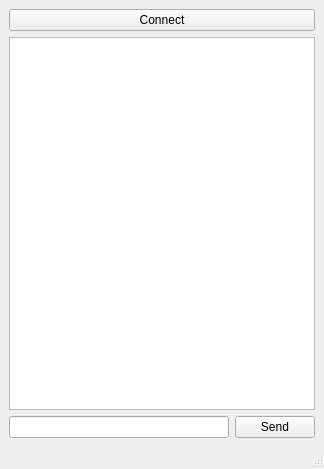
This is client.ui in renkeles/QtC_lesson12_client as Qt 5 draws it before an edit. The edited form follows.
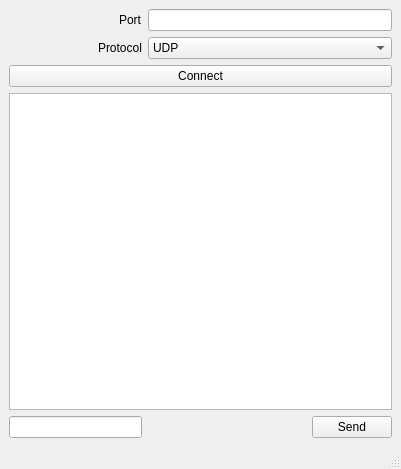
This is the edited form.

Patch:
```diff
--- a/client.ui
+++ b/client.ui
@@ -6,7 +6,7 @@
    <rect>
     <x>0</x>
     <y>0</y>
-    <width>324</width>
+    <width>401</width>
     <height>469</height>
    </rect>
   </property>
@@ -15,26 +15,70 @@
   </property>
   <widget class="QWidget" name="centralwidget">
    <layout class="QGridLayout" name="gridLayout">
-    <item row="0" column="0" colspan="2">
+    <item row="0" column="3">
+     <widget class="QLineEdit" name="lineEdit_port"/>
+    </item>
+    <item row="4" column="0" colspan="4">
      <widget class="QPushButton" name="pushButton">
       <property name="text">
        <string>Connect</string>
       </property>
      </widget>
     </item>
-    <item row="1" column="0" colspan="2">
-     <widget class="QTextBrowser" name="textBrowser"/>
-    </item>
-    <item row="2" column="0">
-     <widget class="QLineEdit" name="lineEdit"/>
-    </item>
-    <item row="2" column="1">
+    <item row="6" column="3" alignment="Qt::AlignRight">
      <widget class="QPushButton" name="pushButton_2">
       <property name="text">
        <string>Send</string>
       </property>
      </widget>
     </item>
+    <item row="5" column="0" colspan="4">
+     <widget class="QTextBrowser" name="textBrowser"/>
+    </item>
+    <item row="2" column="3">
+     <widget class="QComboBox" name="comboBox">
+      <item>
+       <property name="text">
+        <string>UDP</string>
+       </property>
+      </item>
+      <item>
+       <property name="text">
+        <string>TCP</string>
+       </property>
+      </item>
+     </widget>
+    </item>
+    <item row="0" column="2" alignment="Qt::AlignRight">
+     <widget class="QLabel" name="label">
+      <property name="text">
+       <string>Port</string>
+      </property>
+     </widget>
+    </item>
+    <item row="2" column="2">
+     <widget class="QLabel" name="label_2">
+      <property name="text">
+       <string>Protocol</string>
+      </property>
+     </widget>
+    </item>
+    <item row="6" column="0" colspan="3">
+     <widget class="QLineEdit" name="lineEdit">
+      <property name="minimumSize">
+       <size>
+        <width>133</width>
+        <height>0</height>
+       </size>
+      </property>
+      <property name="maximumSize">
+       <size>
+        <width>133</width>
+        <height>16777215</height>
+       </size>
+      </property>
+     </widget>
+    </item>
    </layout>
   </widget>
   <widget class="QMenuBar" name="menubar">
```
Left out of the diff: 2 changed lines with no effect on the pictures.
